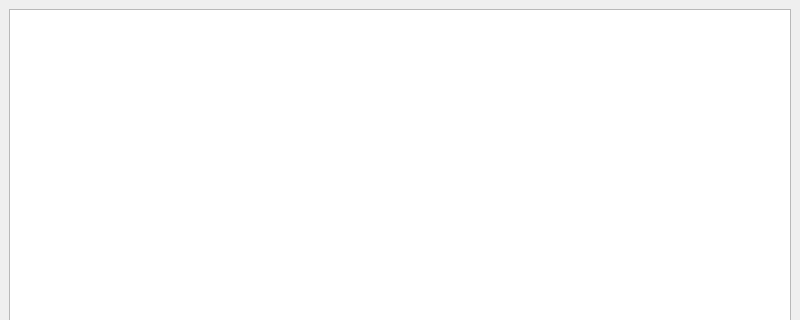
Before: the Qt Designer form test categories/untitled/mainwindow.ui in Arankir/AraSteamManager, drawn with Qt 5; both pictures show x 0 to 800 and y 0 to 320 of the 800 by 600 pixel window.
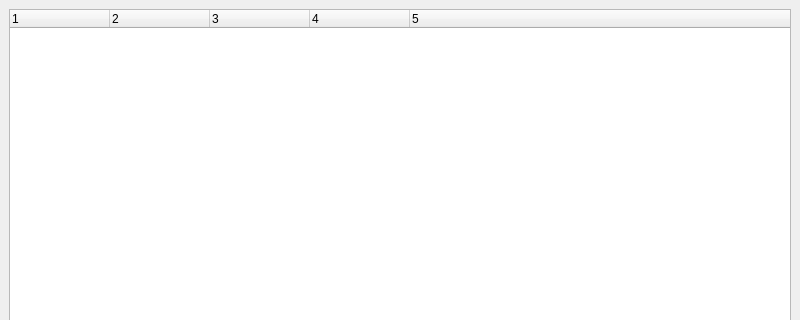
After: the same form once the commit is applied.

```diff
--- a/test categories/untitled/mainwindow.ui
+++ b/test categories/untitled/mainwindow.ui
@@ -20,9 +20,6 @@
       <property name="verticalScrollMode">
        <enum>QAbstractItemView::ScrollPerPixel</enum>
       </property>
-      <property name="headerHidden">
-       <bool>true</bool>
-      </property>
       <property name="columnCount">
        <number>5</number>
       </property>
```
